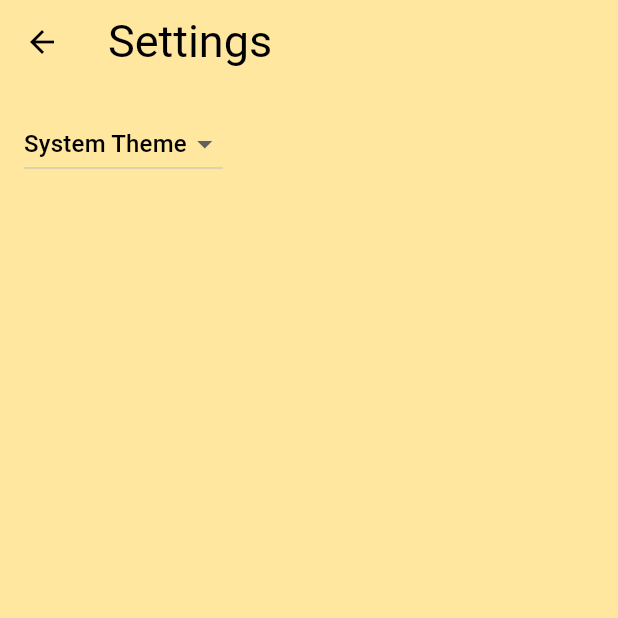
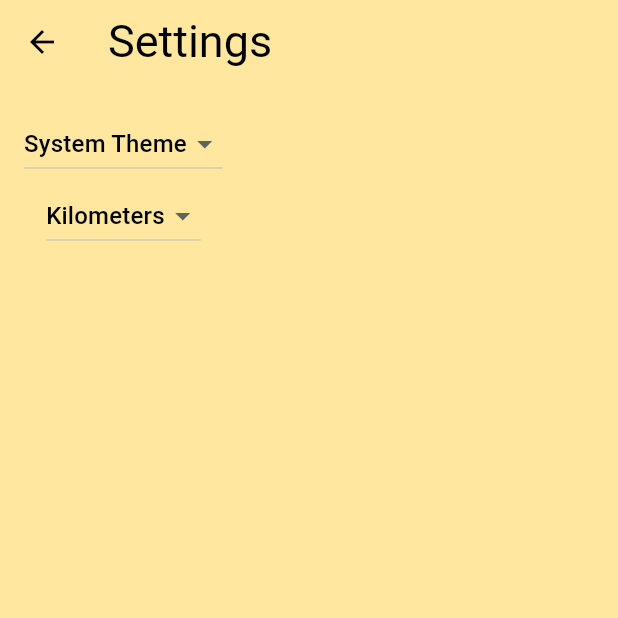
Before and after one commit to kyralux/MapMyDistance, a Flutter app: the screen it shows after launch, after a tap on the "settings" icon, on a phone screen of 412 x 824 dp, the top half of it. Run offline on Flutter 3.47's test engine with Material 3 defaults, Android fonts, the light colour scheme and no system bars; our stand-ins replace flutter_map, google_fonts, latlong2, percent_indicator, shared_preferences, sqflite; missing offline and left inert: flutter_map_math; accounts and stored records are empty; generated files the repository leaves out were written again; Roboto replaces fonts that are missing (Abel).

Commit message:
wip - shared preferences, unit setting

```diff
--- a/lib/main.dart
+++ b/lib/main.dart
@@ -6,6 +6,7 @@ import 'src/settings/settings_controller.dart';
 import 'src/settings/settings_service.dart';
 
 void main() async {
+  WidgetsFlutterBinding.ensureInitialized();
   final settingsController = SettingsController(SettingsService());
 
   await settingsController.loadSettings();
--- a/lib/src/app.dart
+++ b/lib/src/app.dart
@@ -76,7 +76,7 @@ class MyApp extends StatelessWidget {
                     return SettingsView(controller: settingsController);
                   case GoalListView.routeName:
                   default:
-                    return const GoalListView();
+                    return GoalListView(controller: settingsController);
                 }
               },
             );
@@ -86,3 +86,4 @@ class MyApp extends StatelessWidget {
     );
   }
 }
+/// TODO: kilometer/miles change only works after changing the view
--- a/lib/src/settings/settings_controller.dart
+++ b/lib/src/settings/settings_controller.dart
@@ -2,49 +2,44 @@ import 'package:flutter/material.dart';
 
 import 'settings_service.dart';
 
-/// A class that many Widgets can interact with to read user settings, update
-/// user settings, or listen to user settings changes.
-///
-/// Controllers glue Data Services to Flutter Widgets. The SettingsController
-/// uses the SettingsService to store and retrieve user settings.
+enum DistanceUnit { kilometers, miles }
+
 class SettingsController with ChangeNotifier {
   SettingsController(this._settingsService);
 
-  // Make SettingsService a private variable so it is not used directly.
   final SettingsService _settingsService;
 
-  // Make ThemeMode a private variable so it is not updated directly without
-  // also persisting the changes with the SettingsService.
   late ThemeMode _themeMode;
+  late DistanceUnit _distanceUnit;
 
-  // Allow Widgets to read the user's preferred ThemeMode.
   ThemeMode get themeMode => _themeMode;
+  DistanceUnit get distanceUnit => _distanceUnit;
 
-  /// Load the user's settings from the SettingsService. It may load from a
-  /// local database or the internet. The controller only knows it can load the
-  /// settings from the service.
   Future<void> loadSettings() async {
     _themeMode = await _settingsService.themeMode();
+    _distanceUnit = await _settingsService.distanceUnit();
 
-    // Important! Inform listeners a change has occurred.
     notifyListeners();
   }
 
-  /// Update and persist the ThemeMode based on the user's selection.
   Future<void> updateThemeMode(ThemeMode? newThemeMode) async {
     if (newThemeMode == null) return;
 
-    // Do not perform any work if new and old ThemeMode are identical
     if (newThemeMode == _themeMode) return;
-
-    // Otherwise, store the new ThemeMode in memory
     _themeMode = newThemeMode;
-
-    // Important! Inform listeners a change has occurred.
     notifyListeners();
-
-    // Persist the changes to a local database or the internet using the
-    // SettingService.
     await _settingsService.updateThemeMode(newThemeMode);
   }
+
+  Future<void> updateDistanceUnit(DistanceUnit? newDistanceUnit) async {
+    // if (newDistanceUnit == _distanceUnit) return;
+
+    // _distanceUnit = newDistanceUnit ?? DistanceUnit.kilometers;
+    // notifyListeners();
+    // await _settingsService.updateDistanceUnit(newDistanceUnit!);
+    if (newDistanceUnit == _distanceUnit) return;
+    _distanceUnit = newDistanceUnit!;
+    notifyListeners();
+    await _settingsService.updateDistanceUnit(newDistanceUnit);
+  }
 }
--- a/lib/src/settings/settings_service.dart
+++ b/lib/src/settings/settings_service.dart
@@ -1,17 +1,33 @@
 import 'package:flutter/material.dart';
+import 'package:mapgoal/src/settings/settings_controller.dart';
+import 'package:shared_preferences/shared_preferences.dart';
 
-/// A service that stores and retrieves user settings.
-///
-/// By default, this class does not persist user settings. If you'd like to
-/// persist the user settings locally, use the shared_preferences package. If
-/// you'd like to store settings on a web server, use the http package.
 class SettingsService {
-  /// Loads the User's preferred ThemeMode from local or remote storage.
+  SharedPreferences? _prefs;
+
+  Future<void> _initPrefs() async {
+    _prefs ??= await SharedPreferences.getInstance();
+  }
+
   Future<ThemeMode> themeMode() async => ThemeMode.system;
 
-  /// Persists the user's preferred ThemeMode to local or remote storage.
-  Future<void> updateThemeMode(ThemeMode theme) async {
-    // Use the shared_preferences package to persist settings locally or the
-    // http package to persist settings over the network.
+  Future<void> updateThemeMode(ThemeMode theme) async {}
+
+  Future<DistanceUnit> distanceUnit() async {
+    await _initPrefs();
+    final unitString =
+        _prefs!.getString('distance_unit') ?? DistanceUnit.kilometers.name;
+    return DistanceUnit.values.firstWhere((e) => e.name == unitString);
+  }
+
+  Future<void> updateDistanceUnit(DistanceUnit distanceUnit) async {
+    await _initPrefs();
+    await _prefs!.setString('distance_unit', distanceUnit.name);
   }
 }
+
+
+// meine großen probleme beim programmieren
+/// neues lernen
+/// wohin mir allem? :o zb jetzt wo place ich die shared preferences?
+///
--- a/lib/src/settings/settings_view.dart
+++ b/lib/src/settings/settings_view.dart
@@ -2,10 +2,6 @@ import 'package:flutter/material.dart';
 
 import 'settings_controller.dart';
 
-/// Displays the various settings that can be customized by the user.
-///
-/// When a user changes a setting, the SettingsController is updated and
-/// Widgets that listen to the SettingsController are rebuilt.
 class SettingsView extends StatelessWidget {
   const SettingsView({super.key, required this.controller});
 
@@ -21,14 +17,9 @@ class SettingsView extends StatelessWidget {
       ),
       body: Padding(
         padding: const EdgeInsets.all(16),
-        // Glue the SettingsController to the theme selection DropdownButton.
-        //
-        // When a user selects a theme from the dropdown list, the
-        // SettingsController is updated, which rebuilds the MaterialApp.
-        child: DropdownButton<ThemeMode>(
-          // Read the selected themeMode from the controller
+        child: Column(children: [
+          DropdownButton<ThemeMode>(
             value: controller.themeMode,
-          // Call the updateThemeMode method any time the user selects a theme.
             onChanged: controller.updateThemeMode,
             items: const [
               DropdownMenuItem(
@@ -45,6 +36,19 @@ class SettingsView extends StatelessWidget {
               )
             ],
           ),
+          DropdownButton<DistanceUnit>(
+            value: controller.distanceUnit,
+            onChanged: controller.updateDistanceUnit,
+            items: DistanceUnit.values
+                .map<DropdownMenuItem<DistanceUnit>>((DistanceUnit unit) {
+              return DropdownMenuItem<DistanceUnit>(
+                value: unit,
+                child: Text(
+                    unit == DistanceUnit.kilometers ? 'Kilometers' : 'Miles'),
+              );
+            }).toList(),
+          )
+        ]),
       ),
     );
   }
--- a/lib/src/views/main_view.dart
+++ b/lib/src/views/main_view.dart
@@ -3,6 +3,7 @@ import 'package:flutter/material.dart';
 import 'package:flutter_map/flutter_map.dart';
 import 'package:intl/intl.dart';
 import 'package:latlong2/latlong.dart';
+import 'package:mapgoal/src/settings/settings_controller.dart';
 
 import 'package:percent_indicator/percent_indicator.dart';
 
@@ -13,8 +14,10 @@ import 'package:mapgoal/src/storage/database_helper.dart';
 import 'package:flutter_map_math/flutter_geo_math.dart';
 
 class GoalListView extends StatefulWidget {
-  const GoalListView({super.key});
+  const GoalListView({super.key, required this.controller});
   static const routeName = '/';
+
+  final SettingsController controller;
 
   @override
   State<GoalListView> createState() => _GoalListViewState();
@@ -34,6 +37,7 @@ class _GoalListViewState extends State<GoalListView> {
 
   @override
   void initState() {
+    unit = widget.controller.distanceUnit.name;
     loadGoalList(context);
     super.initState();
   }
@@ -73,6 +77,9 @@ class _GoalListViewState extends State<GoalListView> {
             color: Theme.of(context).colorScheme.onPrimary,
             onPressed: () {
               Navigator.restorablePushNamed(context, SettingsView.routeName);
+              setState(() {
+                unit = widget.controller.distanceUnit.name;
+              });
             },
           ),
         ],
@@ -154,6 +161,14 @@ class _GoalListViewState extends State<GoalListView> {
     return FlutterMapMath()
         .distanceBetween(lat1, lon1, lat2, lon2, "kilometers");
   }
+
+  double convertKilometerMiles(double distance) {
+    return (distance * 1000) / 1609.344;
+  }
+
+  // String formatNumber(){
+  //   if
+  // }
 
   Widget getProgressBar() {
     return Stack(
@@ -969,7 +984,7 @@ class _GoalListViewState extends State<GoalListView> {
 /// Settings:
 /// - add dark theme
 /// - add km/miles
+/// wenn ich bei distanz 1.0 hinzufüge ist alles weird, komma ist jetzt super
 ///
-///
-///
-/// wenn ich bei distanz 1.0 hinzufüge ist alles weird, komma ist jetzt super
+/// 1.1: Settings are not permanent (shared something something)
+/// auf miles switchen ändert die einheit nicht
--- a/pubspec.yaml
+++ b/pubspec.yaml
@@ -19,6 +19,7 @@ dependencies:
   flutter_map_math: ^0.1.7
   latlong2: ^0.9.1
   percent_indicator: ^4.2.3
+  shared_preferences: ^2.3.2
 
 dev_dependencies:
   flutter_test:
```
Lines whose indentation alone changed are shown as unchanged.
